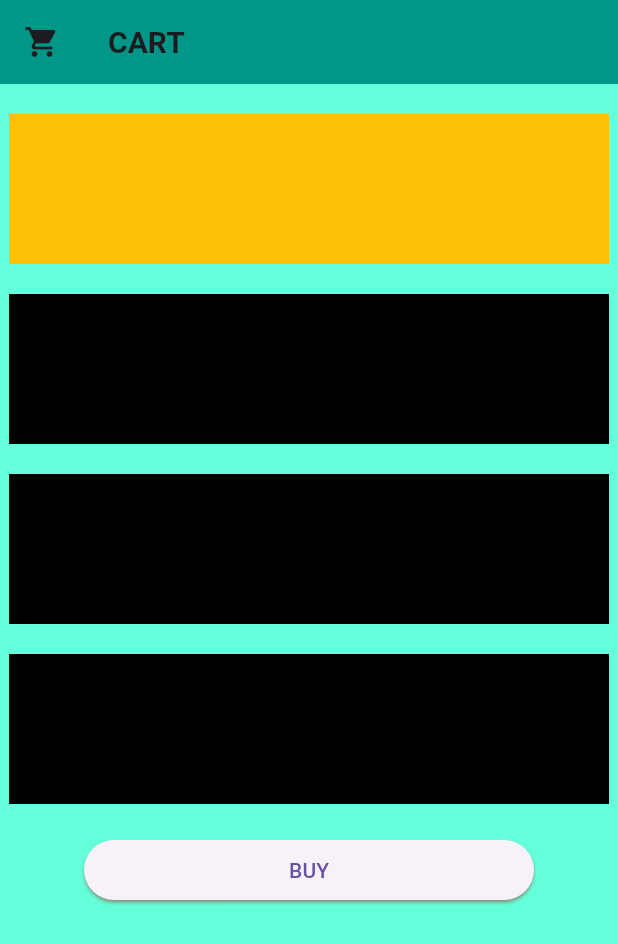
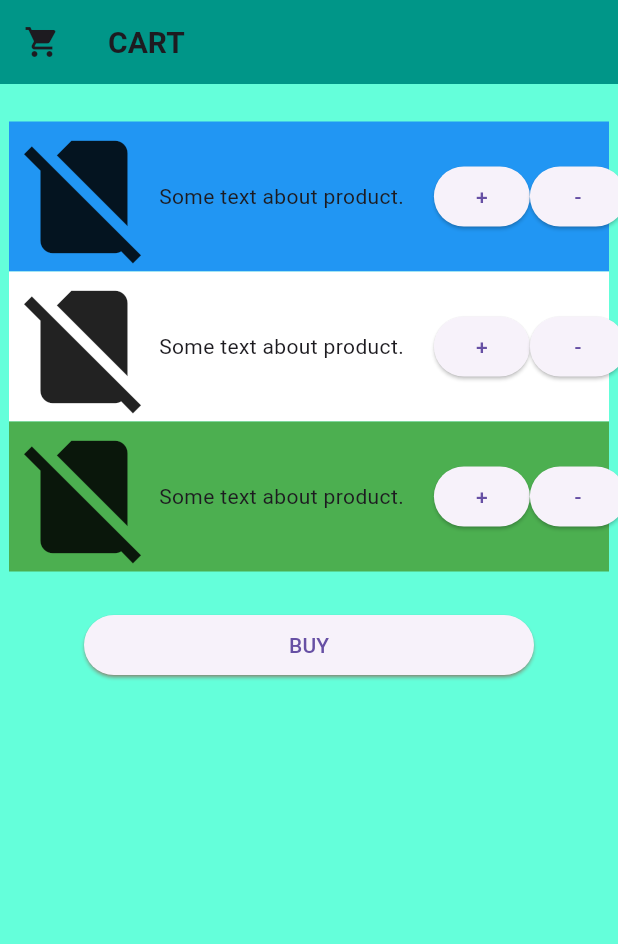
Before and after one commit to dilmurood/Flutter_Project, a Flutter app: the screen it shows after launch, on a phone screen of 412 x 824 dp. Shown: the top 944 px of the screen. Run offline on Flutter 3.47's test engine with Material 3 defaults, Android fonts, the phone set to English and light mode, and no system bars.

Commit message:
cart updated

```diff
--- a/lib/Cart.dart
+++ b/lib/Cart.dart
@@ -1,15 +1,23 @@
 import 'dart:math';
-
 import 'package:flutter/material.dart';
+import 'package:flutter_project/PaymentMethod.dart';
 
 class Cart extends StatelessWidget {
   const Cart({super.key});
+
+  void _buyPressed(BuildContext context) {
+    Navigator.push(context,
+        MaterialPageRoute(builder: (context) => const PaymentMethod()));
+  }
 
   @override
   Widget build(BuildContext context) {
     return Scaffold(
       appBar: AppBar(
-        title: const Text("CART", style: TextStyle(fontWeight: FontWeight.bold, fontSize: 20),),
+        title: const Text(
+          "CART",
+          style: TextStyle(fontWeight: FontWeight.bold, fontSize: 20),
+        ),
         backgroundColor: Colors.teal,
         leading: const Icon(Icons.shopping_cart),
       ),
@@ -17,36 +25,69 @@ class Cart extends StatelessWidget {
       body: Center(
           child: Column(
         children: <Widget>[
-              const SizedBox(height: 20,),
+          const SizedBox(
+            height: 25,
+          ),
           Container(
             height: 100,
             width: 400,
-                color: Colors.amber,
+            color: const Color.fromRGBO(33, 150, 243, 1),
+            child: Row(children: <Widget>[
+              const Icon(
+                Icons.no_sim,
+                size: 100,
               ),
-              const SizedBox(height: 20,),
+              const Text("Some text about product."),
+              const SizedBox(
+                width: 20,
+              ),
+              ElevatedButton(onPressed: () {}, child: const Text("+")),
+              ElevatedButton(onPressed: () {}, child: const Text("-")),
+            ]),
+          ),
           Container(
             height: 100,
             width: 400,
-                color: Colors.black,
+            color: Colors.white,
+            child: Row(children: <Widget>[
+              const Icon(
+                Icons.no_sim,
+                size: 100,
               ),
-                 const SizedBox(height: 20,),
+              const Text("Some text about product."),
+              const SizedBox(
+                width: 20,
+              ),
+              ElevatedButton(onPressed: () {}, child: const Text("+")),
+              ElevatedButton(onPressed: () {}, child: const Text("-")),
+            ]),
+          ),
           Container(
             height: 100,
             width: 400,
-                color: Colors.black,
+            color: Colors.green,
+            child: Row(children: <Widget>[
+              const Icon(
+                Icons.no_sim,
+                size: 100,
               ),
-                 const SizedBox(height: 20,),
-              Container(
-                height: 100,
-                width: 400,
-                color: Colors.black,
+              const Text("Some text about product."),
+              const SizedBox(
+                width: 20,
               ),
-                 const SizedBox(height: 20,),
-                 ElevatedButton(onPressed: (){
-
+              ElevatedButton(onPressed: () {}, child: const Text("+")),
+              ElevatedButton(onPressed: () {}, child: const Text("-")),
+            ]),
+          ),
+          const SizedBox(
+            height: 25,
+          ),
+          ElevatedButton(
+              onPressed: () {
+                _buyPressed(context);
               },
-
-                 style: ElevatedButton.styleFrom(fixedSize: const Size(300, 25), shadowColor: Colors.red),
+              style: ElevatedButton.styleFrom(
+                  fixedSize: const Size(300, 25), shadowColor: Colors.red),
               child: const Text("BUY"))
         ],
       )),
--- /dev/null
+++ b/lib/PaymentMethod.dart
@@ -0,0 +1,9 @@
+import 'package:flutter/material.dart';
+
+class PaymentMethod extends StatelessWidget {
+  const PaymentMethod({super.key});
+  @override
+  Widget build(BuildContext context) {
+    return Scaffold();
+  }
+}
```
Lines whose indentation alone changed are shown as unchanged.
